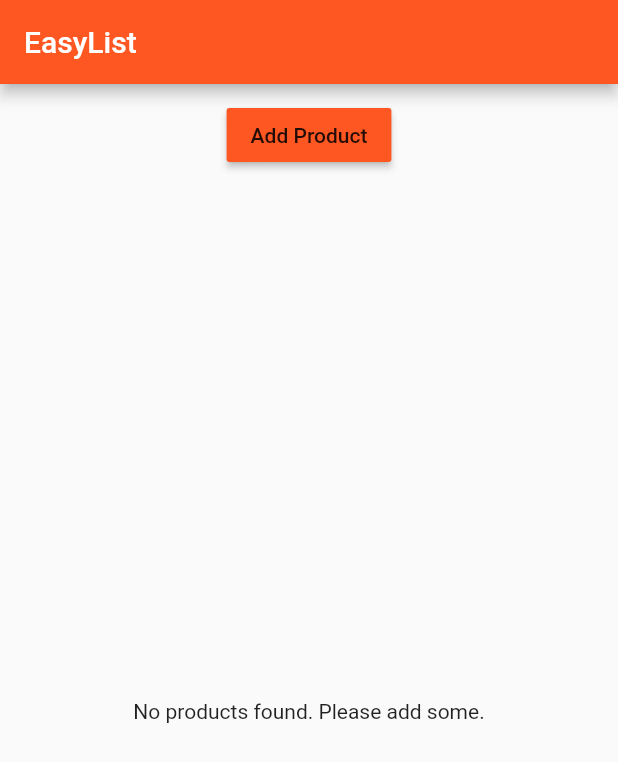
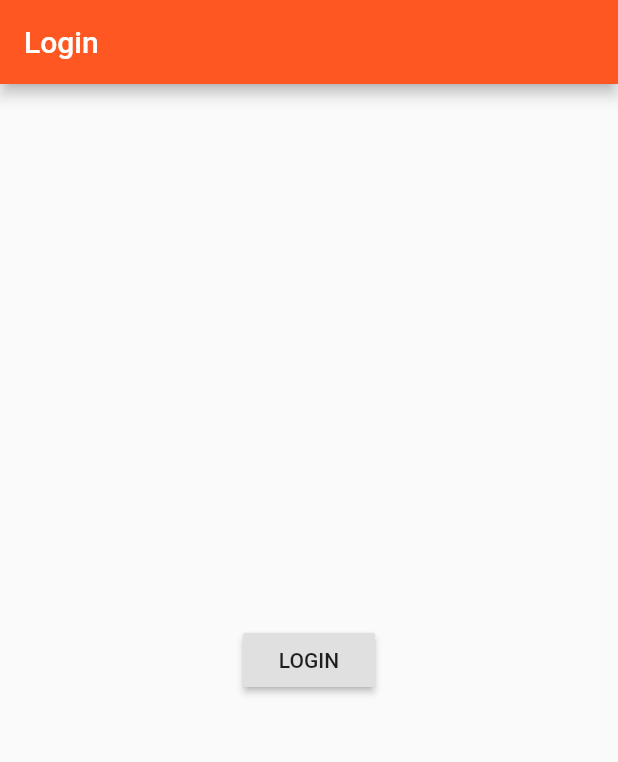
Before and after one commit to tongeren/learn_flutter_and_dart, a Flutter app: the screen it shows after launch, on a phone screen of 412 x 824 dp. Shown: the top 762 px of the screen. Run offline on Flutter 3.47's test engine with Material 2 defaults, Android fonts, the phone set to English and light mode, and no system bars.

```diff
--- a/first_app/lib/main.dart
+++ b/first_app/lib/main.dart
@@ -1,7 +1,7 @@
 import 'package:flutter/material.dart';
 // import 'package:flutter/rendering.dart';
 
-import './pages/home.dart';
+import './pages/auth.dart';
 
 void main() {
   // debugPaintSizeEnabled = true;
@@ -20,7 +20,7 @@ class MyApp extends StatelessWidget {
         primarySwatch: Colors.deepOrange,
         accentColor: Colors.deepPurple,
       ),
-      home: HomePage(),
+      home: AuthPage(),
     );
   }
 }
--- /dev/null
+++ b/first_app/lib/pages/auth.dart
@@ -0,0 +1,26 @@
+import 'package:flutter/material.dart';
+
+import './products.dart';
+
+class AuthPage extends StatelessWidget {
+  @override
+  Widget build(BuildContext context) {
+    return Scaffold(
+      appBar: AppBar(
+        title: Text('Login'),
+      ),
+      body: Center(
+        child: RaisedButton(
+          child: Text('LOGIN'),
+          onPressed: () {
+            Navigator.pushReplacement(
+              context,
+              MaterialPageRoute(
+                  builder: (BuildContext context) => ProductsPage()),
+            );
+          },
+        ),
+      ),
+    );
+  }
+}
--- a/first_app/lib/pages/home.dart
+++ b/first_app/lib/pages/products.dart
@@ -2,7 +2,7 @@ import 'package:flutter/material.dart';
 
 import '../product_manager.dart';
 
-class HomePage extends StatelessWidget {
+class ProductsPage extends StatelessWidget {
   @override
   Widget build(BuildContext context) {
     return Scaffold(
```
